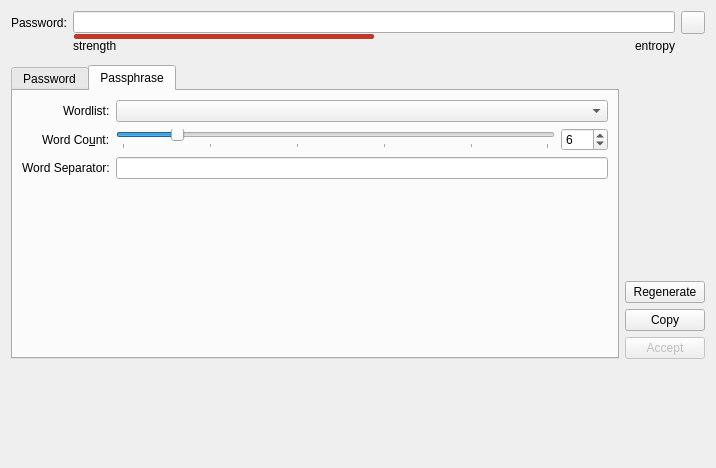
Qt form src/gui/PasswordGeneratorWidget.ui (keepassxreboot/keepassxc) before a commit.
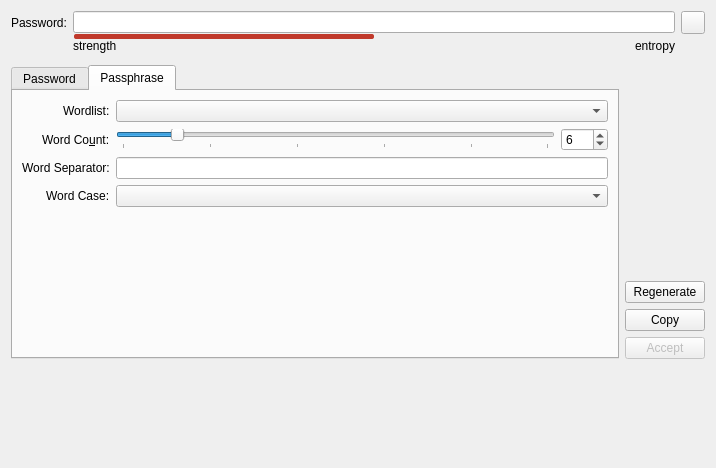
The same form after that commit. The open tabs and pages were chosen to show the change. Custom widgets are drawn as their Qt base class.

Commit message: Add "word case" option for passphrases generation

The edit to the form file:
```diff
--- a/src/gui/PasswordGeneratorWidget.ui
+++ b/src/gui/PasswordGeneratorWidget.ui
@@ -1019,7 +1019,24 @@
                </property>
               </widget>
              </item>
+             <item row="3" column="0" alignment="Qt::AlignRight">
+              <widget class="QLabel" name="labelWordCase">
+               <property name="text">
+                <string>Word Case:</string>
+               </property>
+              </widget>
+             </item>
              <item row="3" column="1">
+              <widget class="QComboBox" name="comboBoxWordCase">
+               <property name="sizePolicy">
+                <sizepolicy hsizetype="Expanding" vsizetype="Fixed">
+                 <horstretch>0</horstretch>
+                 <verstretch>0</verstretch>
+                </sizepolicy>
+               </property>
+              </widget>
+             </item>
+             <item row="4" column="1">
               <spacer name="verticalSpacer_3">
                <property name="orientation">
                 <enum>Qt::Vertical</enum>
```
The commit also changes 3 other files.
